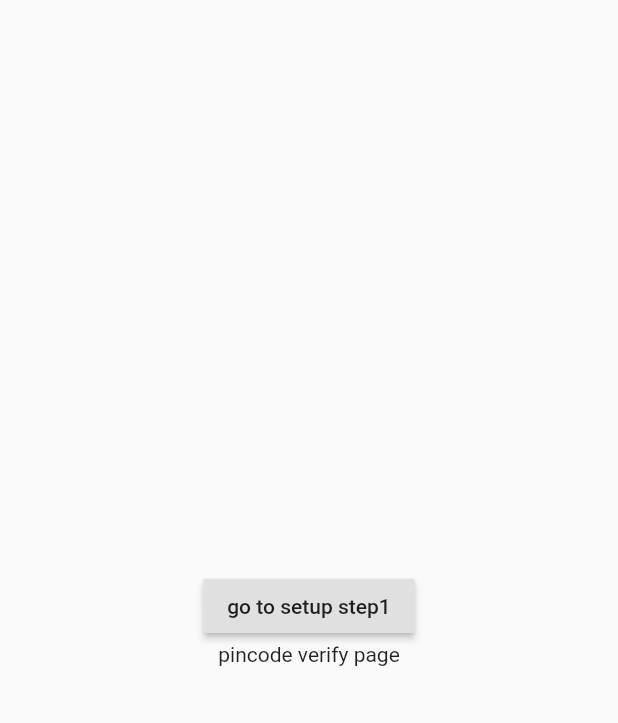
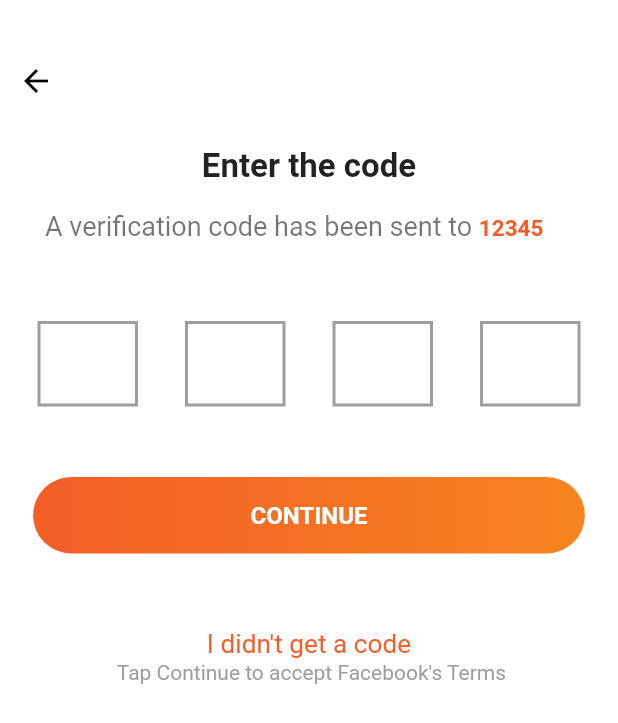
Before and after one commit to sudeshfer/folk, a Flutter app: the PincodeVerify screen opened by its route, on a phone screen of 412 x 824 dp. Shown: the top 723 px of the screen. Run offline on Flutter 3.47's test engine with Material 2 defaults, Android fonts, the phone set to English and light mode, and no system bars; our stand-ins replace font_awesome_flutter; Roboto replaces fonts that are missing (Montserrat).

Commit message:
Update pincode_verify.dart
jfjfnjrtngrgrngrh

```diff
--- a/lib/Screens/Login/pincode_verify.dart
+++ b/lib/Screens/Login/pincode_verify.dart
@@ -1,31 +1,149 @@
 import 'package:flutter/material.dart';
+import 'package:flutter/gestures.dart';
+import 'package:flutter/material.dart';
+import 'package:folk/pin_code_fields.dart';
 
 class PincodeVerify extends StatefulWidget {
   PincodeVerify({Key key}) : super(key: key);
 
   @override
   _PincodeVerifyState createState() => _PincodeVerifyState();
+
+
 }
 
 class _PincodeVerifyState extends State<PincodeVerify> {
   @override
   Widget build(BuildContext context) {
     return Scaffold(
-      body: Container(
-          child: Column(
-        mainAxisAlignment: MainAxisAlignment.center,
-        children: <Widget>[
-          Center(
-            child: RaisedButton(
-              child: Text("go to setup step1"),
-              onPressed: () {
-                Navigator.of(context).pushNamed("/setupstep1");
-              },
-            ),
+      backgroundColor: Colors.white,
+      body: GestureDetector(
+        onTap: () {
+          FocusScope.of(context).requestFocus(FocusNode());
+        },
+        child: Container(
+          height: MediaQuery.of(context).size.height,
+          width: MediaQuery.of(context).size.width,
+          child: ListView(
+            children: <Widget>[
+              SizedBox(height: 30),
+              Container(
+
+            child: IconButton(
+            icon: Icon(Icons.arrow_back),
+            color: Colors.black,
+            onPressed: () {},
           ),
-          Text("pincode verify page"),
-        ],
-      )),
+                  alignment: Alignment.centerLeft,
+
+              ),
+
+              SizedBox(height: 12),
+              Padding(
+                padding: const EdgeInsets.symmetric(vertical: 8.0),
+                child: Text(
+                  'Enter the code',
+                  style: TextStyle(fontWeight: FontWeight.bold,fontFamily: 'Montserrat', fontSize: 22),
+                  textAlign: TextAlign.center,
+                ),
+              ),
+              Padding(
+                padding:
+                    const EdgeInsets.symmetric(horizontal: 30.0, vertical: 8),
+
+                child: RichText(
+                  text: TextSpan(
+                      text: "A verification code has been sent to ",
+
+                      children: [
+                        TextSpan(
+                            text: "12345",
+                            style: TextStyle(
+                                color: Color(0xFFf45d27),
+                                fontWeight: FontWeight.bold,
+                                fontSize: 15)),
+                      ],
+                      style: TextStyle(color: Colors.black54, fontSize: 18)),
+                  textAlign: TextAlign.left,
+                ),
+              ),
+              SizedBox(
+                height: 30,
+              ),
+              Padding(
+                  padding:
+                      const EdgeInsets.symmetric(vertical: 7.0, horizontal: 25),
+                  child: PinCodeTextField(
+                    length: 4,
+                    obsecureText: false,
+                    shape: PinCodeFieldShape.box,
+                    fieldHeight: 57,
+                    backgroundColor: Colors.white,
+                    fieldWidth: 67,
+                    onCompleted: (v) {
+                      print("Completed");
+                    },
+                    onChanged: (value) {
+                      print(value);
+                      setState(() {
+                      });
+                    },
+                  )),
+
+
+
+
+              Container(
+                   padding: EdgeInsets.only(top: 32),
+                    child: Center(
+                    child: Container(
+                      height: 51,
+                      width: MediaQuery.of(context).size.width / 1.12,
+                      decoration: BoxDecoration(
+                          gradient: LinearGradient(
+                            colors: [Color(0xFFf45d27), Color(0xFFf5851f)],
+                          ),
+                          borderRadius: BorderRadius.all(Radius.circular(50))),
+                      child: Center(
+                        child: Text(
+                          'Continue'.toUpperCase(),
+                          style: TextStyle(
+                              fontSize: 16,
+                              color: Colors.white,
+                              fontFamily: 'Montserrat',
+                              fontWeight: FontWeight.bold),
+                        ),
+                      ),
+                    ),
+                  ),
+                  ),
+                SizedBox(
+                height: 20,
+              ),
+              Container(
+                 padding: EdgeInsets.only(top: 30),
+              ),
+              RichText(
+                textAlign: TextAlign.center,
+                text: TextSpan(
+                    text: "I didn't get a code",
+                    style: TextStyle(color: Color(0xFFf45d27), fontSize: 17.5),
+                    children: [
+                      TextSpan(
+                          text: " \n Tap Continue to accept Facebook's Terms",
+                          style: TextStyle(
+                              color: Colors.grey,
+                              fontSize: 14))
+                    ]),
+              ),
+              SizedBox(
+                height: 14,
+              ),
+
+            ],
+          ),
+        ),
+      ),
     );
   }
 }
```
